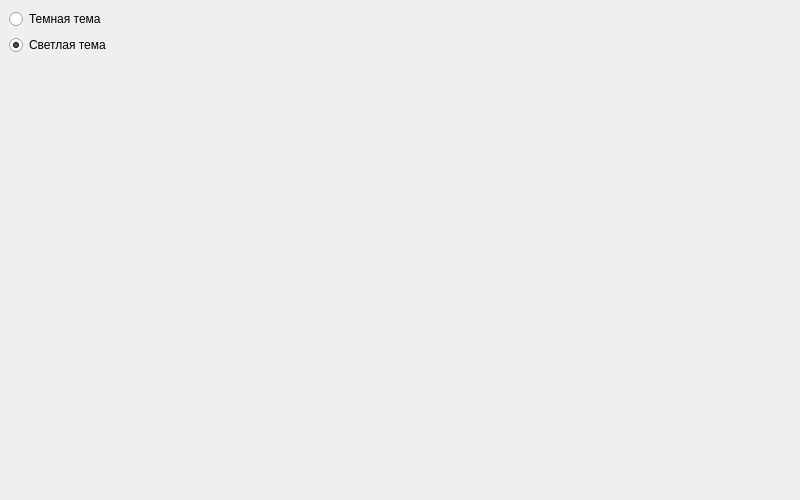
Above: untitled.ui from joer0k/yandex_maps before the change. Below: the same form after it.
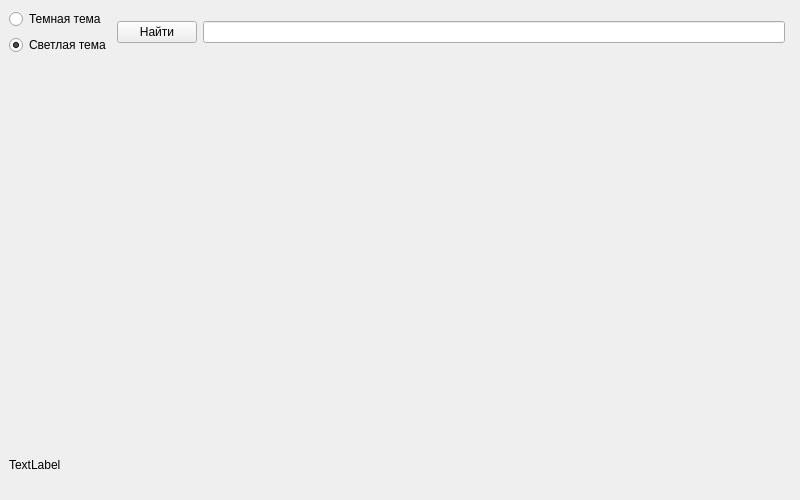
That is the form after the change.

Commit message: Большая задача по Maps API. Часть №5

The edit to the form file:
```diff
--- a/untitled.ui
+++ b/untitled.ui
@@ -15,27 +15,56 @@
   </property>
   <widget class="QWidget" name="centralwidget">
    <layout class="QGridLayout" name="gridLayout">
-    <item row="2" column="0">
+    <item row="0" column="0">
+     <layout class="QHBoxLayout" name="horizontalLayout">
+      <item>
+       <layout class="QVBoxLayout" name="verticalLayout_3">
+        <item>
+         <widget class="QRadioButton" name="btn_dark">
+          <property name="text">
+           <string>Темная тема</string>
+          </property>
+         </widget>
+        </item>
+        <item>
+         <widget class="QRadioButton" name="btn_light">
+          <property name="text">
+           <string>Светлая тема</string>
+          </property>
+          <property name="checked">
+           <bool>true</bool>
+          </property>
+         </widget>
+        </item>
+       </layout>
+      </item>
+      <item>
+       <widget class="QPushButton" name="btn_search">
+        <property name="text">
+         <string>Найти</string>
+        </property>
+       </widget>
+      </item>
+      <item>
+       <widget class="QLineEdit" name="edit_search">
+        <property name="enabled">
+         <bool>true</bool>
+        </property>
+       </widget>
+      </item>
+     </layout>
+    </item>
+    <item row="3" column="0" rowspan="7" colspan="2">
      <widget class="QLabel" name="label">
       <property name="text">
        <string/>
       </property>
      </widget>
     </item>
-    <item row="1" column="0">
-     <widget class="QRadioButton" name="btn_light">
+    <item row="10" column="0">
+     <widget class="QLabel" name="label_result">
       <property name="text">
-       <string>Светлая тема</string>
-      </property>
-      <property name="checked">
-       <bool>true</bool>
-      </property>
-     </widget>
-    </item>
-    <item row="0" column="0">
-     <widget class="QRadioButton" name="btn_dark">
-      <property name="text">
-       <string>Темная тема</string>
+       <string>TextLabel</string>
       </property>
      </widget>
     </item>
```
The commit also changes 2 other files.
